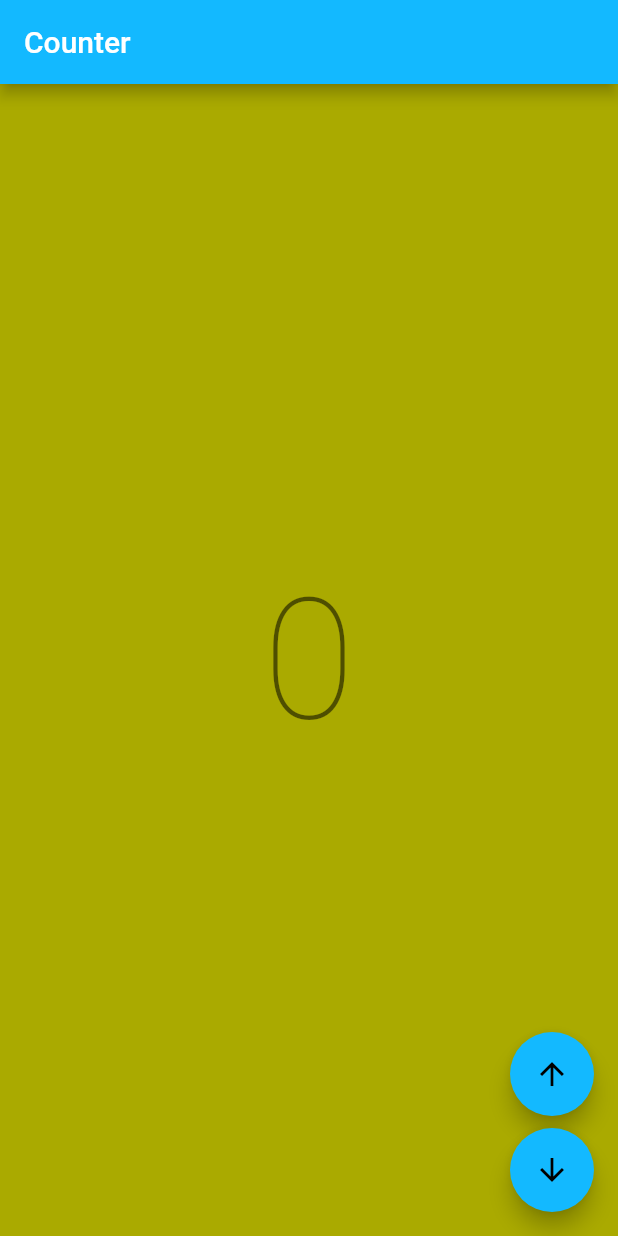
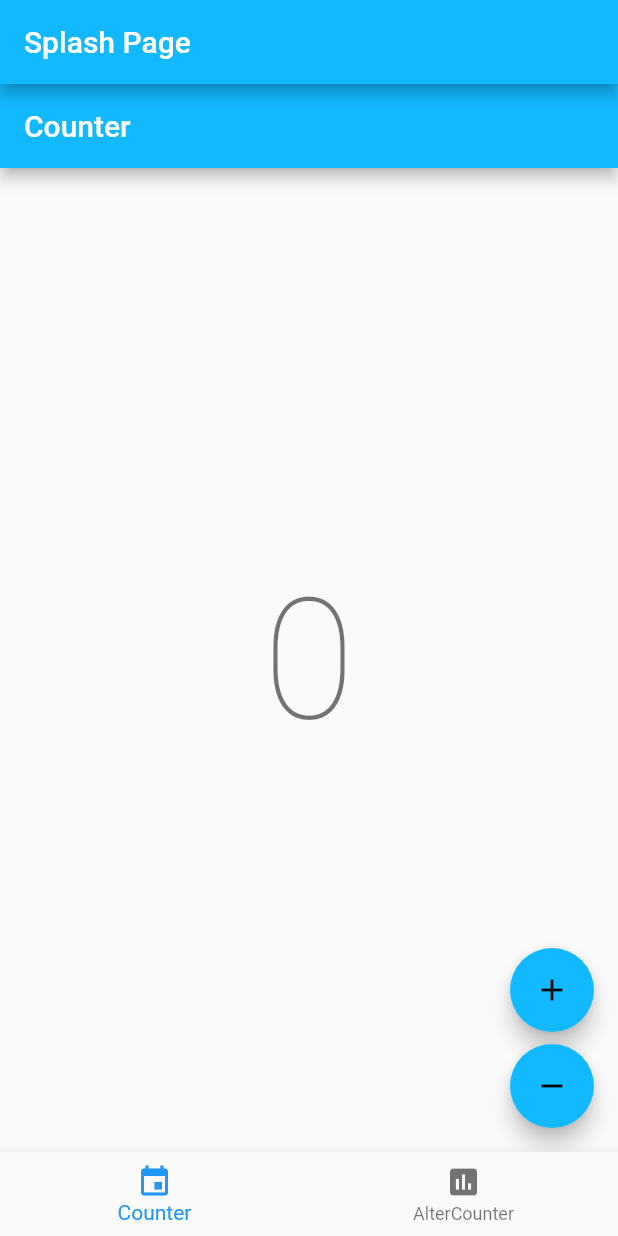
Before and after one commit to Tyrn/comal, a Flutter app: the screen it shows after launch, on a phone screen of 412 x 824 dp. Run offline on Flutter 3.47's test engine with Material 2 defaults, Android fonts, the phone set to English and light mode, and no system bars; our stand-ins replace auto_route, bloc, flutter_bloc, freezed_annotation; missing offline and left inert: window_size; generated files the repository leaves out were written again.

Commit message:
First successive attempt at routing :)

```diff
--- a/lib/routes/routes.dart
+++ b/lib/routes/routes.dart
@@ -3,8 +3,6 @@
 
 // Project imports:
 import 'package:comal/routes/routes.gr.dart';
-
-//part 'router.gr.dart';
 
 @AutoRouterConfig(replaceInRouteName: 'Page,Route')
 class AppRouter extends $AppRouter {
@@ -13,6 +11,13 @@
 
   @override
   List<AutoRoute> get routes => [
-        AutoRoute(path: '/', page: SplashRoute.page),
+        AutoRoute(
+          path: '/',
+          page: SplashRoute.page,
+          children: [
+            AutoRoute(path: '', page: CounterRoute.page),
+            AutoRoute(path: '', page: AlterCounterRoute.page),
+          ],
+        ),
       ];
 }
--- a/lib/splash/view/splash_page.dart
+++ b/lib/splash/view/splash_page.dart
@@ -16,49 +16,41 @@
 
   @override
   Widget build(BuildContext context) {
-    return BlocProvider(
-      create: (_) => SplashBloc(),
-      child: const SplashView(),
-    );
-  }
-}
-
-class SplashView extends StatelessWidget {
-  const SplashView({super.key});
-
-  @override
-  Widget build(BuildContext context) {
-    final l10n = context.l10n;
     return Scaffold(
-      appBar: AppBar(title: Text(l10n.counterAppBarTitle)),
-      backgroundColor: const Color(0xFFAAAA00),
-      body: const Center(child: SplashText()),
-      floatingActionButton: Column(
-        mainAxisAlignment: MainAxisAlignment.end,
-        crossAxisAlignment: CrossAxisAlignment.end,
-        children: [
-          FloatingActionButton(
-            onPressed: () => context.read<SplashBloc>().increment(),
-            child: const Icon(Icons.arrow_upward),
-          ),
-          const SizedBox(height: 8),
-          FloatingActionButton(
-            onPressed: () => context.read<SplashBloc>().decrement(),
-            child: const Icon(Icons.arrow_downward),
-          ),
+      appBar: AppBar(
+        title: const Text('Splash Page'),
+      ),
+      body: AutoTabsRouter(
+        routes: const [
+          CounterRoute(),
+          AlterCounterRoute(),
         ],
+        duration: const Duration(milliseconds: 400),
+        transitionBuilder: (context, child, animation) => FadeTransition(
+          opacity: animation,
+          // the passed child is technically our animated selected-tab page
+          child: child,
+        ),
+        builder: (context, child) {
+          final tabsRouter = context.tabsRouter;
+          return Scaffold(
+            body: child,
+            bottomNavigationBar: buildBottomNavigationBar(context, tabsRouter),
+          );
+        },
       ),
     );
   }
 }
 
-class SplashText extends StatelessWidget {
-  const SplashText({super.key});
-
-  @override
-  Widget build(BuildContext context) {
-    final theme = Theme.of(context);
-    final count = context.select((SplashBloc bloc) => bloc.state.value);
-    return Text('$count', style: theme.textTheme.displayLarge);
-  }
+BottomNavigationBar buildBottomNavigationBar(
+    BuildContext context, TabsRouter tabsRouter,) {
+  return BottomNavigationBar(
+    onTap: tabsRouter.setActiveIndex,
+    currentIndex: tabsRouter.activeIndex,
+    items: const [
+      BottomNavigationBarItem(icon: Icon(Icons.event), label: 'Counter'),
+      BottomNavigationBarItem(icon: Icon(Icons.poll), label: 'AlterCounter'),
+    ],
+  );
 }
```
